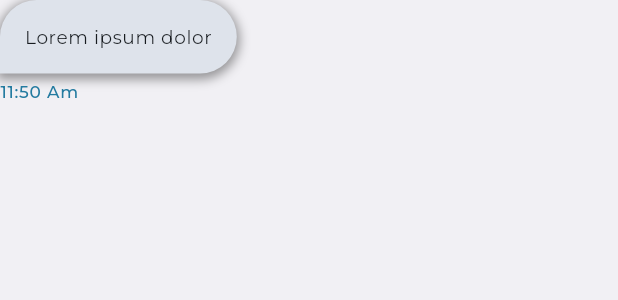
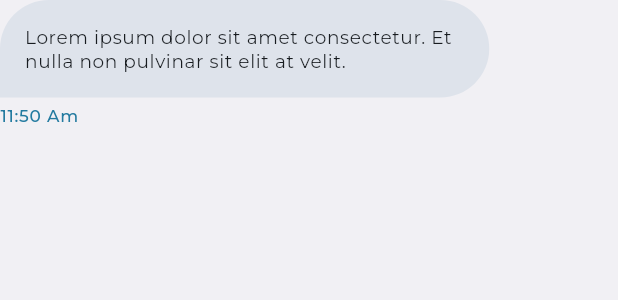
Before and after one commit to Bit-Camp-IO/E-Fashion_Flutter, a Flutter app: the BuildMessageItem widget shown alone on an empty page, opened directly, on a phone screen of 412 x 824 dp. Shown: the top 300 px of the screen. Run offline on Flutter 3.47's test engine with Material 2 defaults, Android fonts, the phone set to English and light mode, and no system bars; our stand-ins replace auto_route, cached_network_image, carousel_slider, dio, easy_stepper, equatable and 10 more; missing offline and left inert: syncfusion_flutter_core; network calls fail; project files that could hold a hidden picture were left out.

```diff
--- a/lib/config/router/app_router.dart
+++ b/lib/config/router/app_router.dart
@@ -142,6 +142,11 @@ class AppRouter extends _$AppRouter {
             ),
           ],
         ),
+        CustomRoute(
+          page: ChatSupportRoute.page,
+          transitionsBuilder: TransitionsBuilders.fadeIn,
+          durationInMilliseconds: 300,
+        ),
       ];
 }
 
--- a/lib/features/account/presentation/components/account_clipped_container.dart
+++ b/lib/features/account/presentation/components/account_clipped_container.dart
@@ -85,7 +85,11 @@ class AccountClippedContainer extends StatelessWidget {
                   height: 24.h,
                 ),
                 AccountCustomRow(
-                  onTap: () {},
+                  onTap: () {
+                    context.pushRoute(
+                      const ChatSupportRoute(),
+                    );
+                  },
                   text: "Chat Support",
                   prefixIcon: Iconsax.message,
                 ),
--- a/lib/features/account/presentation/components/build_message_item.dart
+++ b/lib/features/account/presentation/components/build_message_item.dart
@@ -6,8 +6,9 @@ class BuildMessageItem extends StatelessWidget {
 
   @override
   Widget build(BuildContext context) {
-    return Align(
-      alignment: AlignmentDirectional.centerStart,
+    return Row(
+      children: [
+        Flexible(
           child: Column(
             crossAxisAlignment: CrossAxisAlignment.start,
             children: [
@@ -20,17 +21,17 @@ class BuildMessageItem extends StatelessWidget {
                     topLeft: const Radius.circular(50).r,
                     bottomRight: const Radius.circular(50).r,
                   ),
-              boxShadow: const [
-                BoxShadow(
-                  color: Colors.black38,
-                  spreadRadius: 2.0,
-                  blurRadius: 5,
-                  offset: Offset(0, 2),
-                ),
-              ],
+                  // boxShadow: const [
+                  //   BoxShadow(
+                  //     color: Colors.black38,
+                  //     spreadRadius: 2.0,
+                  //     blurRadius: 5,
+                  //     offset: Offset(0, 2),
+                  //   ),
+                  // ],
                 ),
                 child: Text(
-              "Lorem ipsum dolor",
+                  "Lorem ipsum dolor sit amet consectetur. Et nulla non pulvinar sit elit at velit.",
                   style: Theme.of(context).textTheme.bodySmall,
                 ),
               ),
@@ -45,6 +46,11 @@ class BuildMessageItem extends StatelessWidget {
               ),
             ],
           ),
+        ),
+        SizedBox(
+          width: 75.w,
+        ),
+      ],
     );
   }
 }
--- a/lib/features/auth/presentation/components/custom_text_form_field.dart
+++ b/lib/features/auth/presentation/components/custom_text_form_field.dart
@@ -14,6 +14,7 @@ class CustomTextFormField extends StatelessWidget {
     this.hintText,
     this.onSubmit,
     this.borderRadius,
+    this.enableBorderColor,
   });
 
   final TextEditingController? controller;
@@ -26,6 +27,7 @@ class CustomTextFormField extends StatelessWidget {
   final VoidCallback? onPressedSuffix;
   final String? hintText;
   final double? borderRadius;
+  final Color? enableBorderColor;
 
   @override
   Widget build(BuildContext context) {
@@ -53,7 +55,7 @@ class CustomTextFormField extends StatelessWidget {
         enabledBorder: OutlineInputBorder(
           borderRadius: BorderRadius.circular(borderRadius ?? 8.0).r,
           borderSide: BorderSide(
-            color: Colors.grey[400]!,
+            color: enableBorderColor ?? Colors.grey[400]!,
           ),
         ),
         focusedBorder: OutlineInputBorder(
```
Also changed, not shown: lib/features/account/presentation/components/build_my_message_item.dart (+15 -8 lines), lib/features/account/presentation/screens/chat_support_screen.dart (+10 -15 lines). Lines whose indentation alone changed are shown as unchanged.
